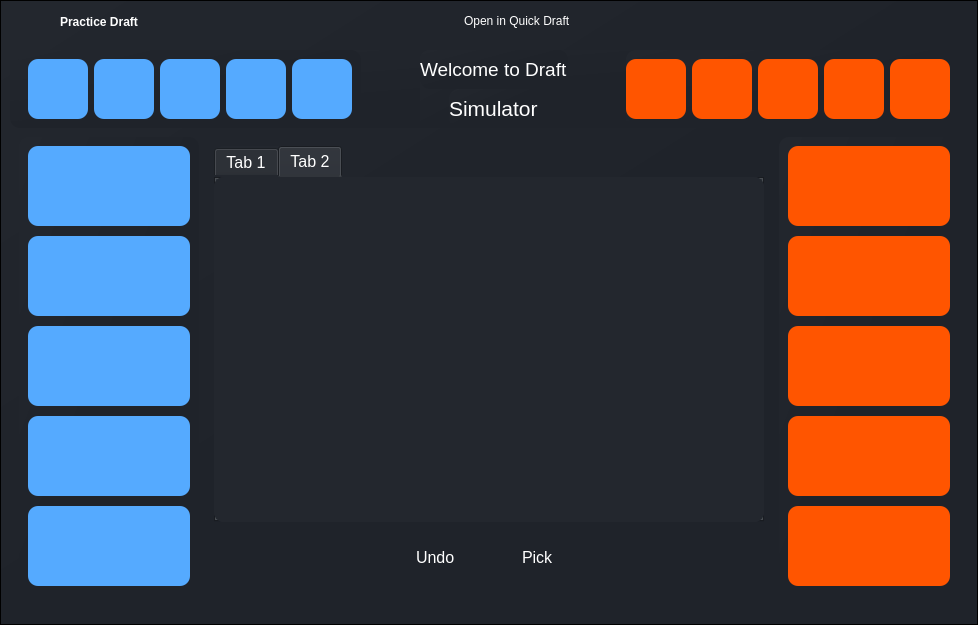
Before: the Qt Designer form ui/pages/practice_draft.ui in elian-olbz/mlbb-drafting-and-simulation-tools, drawn with Qt 5.
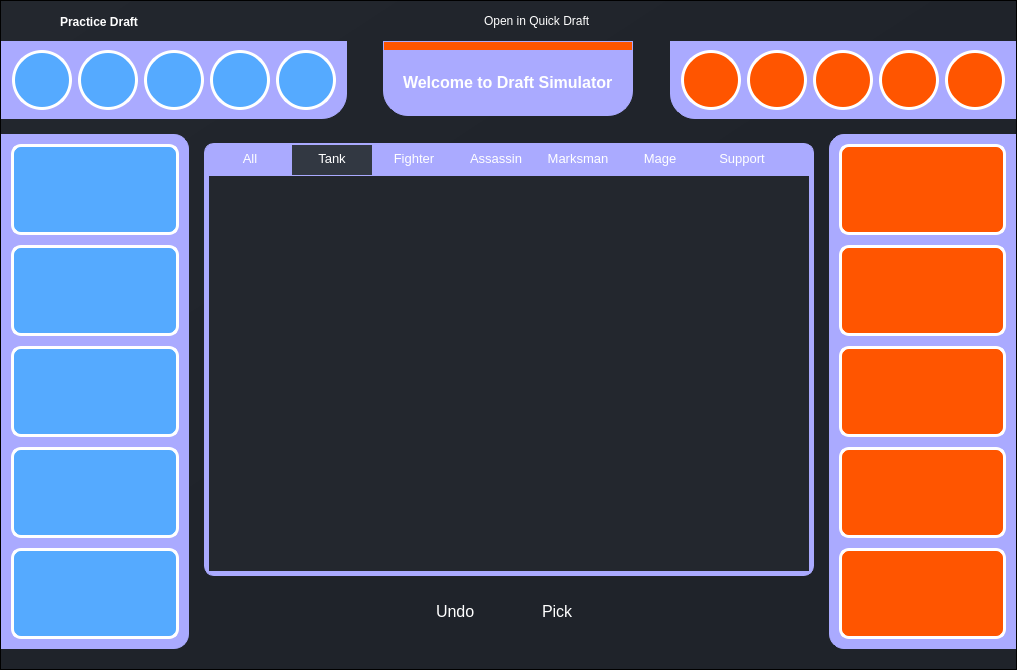
After: the same form once the commit is applied. The open tabs and pages were chosen to show the change. Icons and pictures are not drawn.

Commit message: set round edge for windows if not maximized, minor changes to ui of other pages

Patch:
```diff
--- a/ui/pages/practice_draft.ui
+++ b/ui/pages/practice_draft.ui
@@ -6,8 +6,8 @@
    <rect>
     <x>0</x>
     <y>0</y>
-    <width>978</width>
-    <height>625</height>
+    <width>1017</width>
+    <height>670</height>
    </rect>
   </property>
   <property name="windowTitle">
@@ -66,6 +66,7 @@
          <property name="styleSheet">
           <string notr="true">*{
 border:none;
+border-radius: 0px;
 background-color:transparent;
 background:transparent;
 padding:0;
@@ -77,9 +78,7 @@
 padding: 5px 10px;
 border-top-left-radius: 10px;
 border-bottom-left-radius: 10px;
-}
-
-</string>
+}</string>
          </property>
          <property name="frameShape">
           <enum>QFrame::StyledPanel</enum>
@@ -431,7 +430,13 @@
           <item>
            <widget class="QFrame" name="frame_2">
             <property name="styleSheet">
-             <string notr="true">background-color: none;</string>
+             <string notr="true">QFrame #frame_2{
+background-color: none;
+border-top-left-radius: 0px;
+border-bottom-left-radius: 10px;
+border-top-right-radius: 0px;
+border-bottom-right-radius: 10px;
+}</string>
             </property>
             <property name="frameShape">
              <enum>QFrame::StyledPanel</enum>
@@ -521,6 +526,18 @@
                       <enum>QFrame::Raised</enum>
                      </property>
                      <layout class="QVBoxLayout" name="verticalLayout_10">
+                      <property name="leftMargin">
+                       <number>0</number>
+                      </property>
+                      <property name="topMargin">
+                       <number>0</number>
+                      </property>
+                      <property name="rightMargin">
+                       <number>0</number>
+                      </property>
+                      <property name="bottomMargin">
+                       <number>0</number>
+                      </property>
                       <item>
                        <widget class="QWidget" name="main_container" native="true">
                         <property name="styleSheet">
@@ -575,8 +592,7 @@
                                </size>
                               </property>
                               <property name="styleSheet">
-                               <string notr="true">background-color: qlineargradient(spread:pad, x1:0, y1:0, x2:1, y2:1, stop:0 rgba(35, 39, 46, 1), stop:0.521368 rgba(31, 35, 42, 1));
-border-radius: 10px;</string>
+                               <string notr="true"/>
                               </property>
                               <property name="frameShape">
                                <enum>QFrame::StyledPanel</enum>
@@ -588,11 +604,14 @@
                                <property name="spacing">
                                 <number>6</number>
                                </property>
+                               <property name="leftMargin">
+                                <number>0</number>
+                               </property>
                                <property name="topMargin">
                                 <number>0</number>
                                </property>
                                <property name="rightMargin">
-                                <number>9</number>
+                                <number>0</number>
                                </property>
                                <property name="bottomMargin">
                                 <number>0</number>
@@ -605,6 +624,16 @@
                                    <height>0</height>
                                   </size>
                                  </property>
+                                 <property name="styleSheet">
+                                  <string notr="true">QFrame #blue_ban_frame{
+border: 1px solid rgb(170, 170, 255);
+background-color: rgb(170, 170, 255);
+border-top-left-radius: 0px;
+border-bottom-left-radius: 0px;
+border-top-right-radius: 0px;
+border-bottom-right-radius: 25px;
+}</string>
+                                 </property>
                                  <property name="frameShape">
                                   <enum>QFrame::StyledPanel</enum>
                                  </property>
@@ -612,6 +641,18 @@
                                   <enum>QFrame::Raised</enum>
                                  </property>
                                  <layout class="QHBoxLayout" name="horizontalLayout_6">
+                                  <property name="leftMargin">
+                                   <number>10</number>
+                                  </property>
+                                  <property name="topMargin">
+                                   <number>8</number>
+                                  </property>
+                                  <property name="rightMargin">
+                                   <number>10</number>
+                                  </property>
+                                  <property name="bottomMargin">
+                                   <number>8</number>
+                                  </property>
                                   <item>
                                    <widget class="QLabel" name="blue_ban1">
                                     <property name="sizePolicy">
@@ -633,11 +674,16 @@
                                      </size>
                                     </property>
                                     <property name="styleSheet">
-                                     <string notr="true">background-color: rgb(85, 170, 255);</string>
+                                     <string notr="true">background-color: rgb(85, 170, 255);
+border-radius: 30px; border: 3px solid;
+border-color:rgb(255, 255, 255);</string>
                                     </property>
                                     <property name="text">
                                      <string/>
                                     </property>
+                                    <property name="scaledContents">
+                                     <bool>true</bool>
+                                    </property>
                                     <property name="alignment">
                                      <set>Qt::AlignCenter</set>
                                     </property>
@@ -664,11 +710,16 @@
                                      </size>
                                     </property>
                                     <property name="styleSheet">
-                                     <string notr="true">background-color: rgb(85, 170, 255);</string>
+                                     <string notr="true">background-color: rgb(85, 170, 255);
+border-radius: 30px; border: 3px solid;
+border-color:rgb(255, 255, 255);</string>
                                     </property>
                                     <property name="text">
                                      <string/>
                                     </property>
+                                    <property name="scaledContents">
+                                     <bool>true</bool>
+                                    </property>
                                     <property name="alignment">
                                      <set>Qt::AlignCenter</set>
                                     </property>
@@ -695,11 +746,16 @@
                                      </size>
                                     </property>
                                     <property name="styleSheet">
-                                     <string notr="true">background-color: rgb(85, 170, 255);</string>
+                                     <string notr="true">background-color: rgb(85, 170, 255);
+border-radius: 30px; border: 3px solid;
+border-color:rgb(255, 255, 255);</string>
                                     </property>
                                     <property name="text">
                                      <string/>
                                     </property>
+                                    <property name="scaledContents">
+                                     <bool>true</bool>
+                                    </property>
                                     <property name="alignment">
                                      <set>Qt::AlignCenter</set>
                                     </property>
@@ -726,11 +782,16 @@
                                      </size>
                                     </property>
                                     <property name="styleSheet">
-                                     <string notr="true">background-color: rgb(85, 170, 255);</string>
+                                     <string notr="true">background-color: rgb(85, 170, 255);
+border-radius: 30px; border: 3px solid;
+border-color:rgb(255, 255, 255);</string>
                                     </property>
                                     <property name="text">
                                      <string/>
                                     </property>
+                                    <property name="scaledContents">
+                                     <bool>true</bool>
+                                    </property>
                                     <property name="alignment">
                                      <set>Qt::AlignCenter</set>
                                     </property>
@@ -757,11 +818,16 @@
                                      </size>
                                     </property>
                                     <property name="styleSheet">
-                                     <string notr="true">background-color: rgb(85, 170, 255);</string>
+                                     <string notr="true">background-color: rgb(85, 170, 255);
+border-radius: 30px; border: 3px solid;
+border-color:rgb(255, 255, 255);</string>
                                     </property>
                                     <property name="text">
                                      <string/>
                                     </property>
+                                    <property name="scaledContents">
+                                     <bool>true</bool>
+                                    </property>
                                     <property name="alignment">
                                      <set>Qt::AlignCenter</set>
                                     </property>
@@ -783,7 +849,7 @@
                                  </property>
                                 </spacer>
                                </item>
-                               <item>
+                               <item alignment="Qt::AlignHCenter|Qt::AlignTop">
                                 <widget class="QFrame" name="welcome_frame">
                                  <property name="sizePolicy">
                                   <sizepolicy hsizetype="Fixed" vsizetype="Preferred">
@@ -793,16 +859,26 @@
                                  </property>
                                  <property name="minimumSize">
                                   <size>
-                                   <width>0</width>
-                                   <height>50</height>
+                                   <width>250</width>
+                                   <height>75</height>
                                   </size>
                                  </property>
                                  <property name="maximumSize">
                                   <size>
-                                   <width>200</width>
+                                   <width>16777215</width>
                                    <height>16777215</height>
                                   </size>
                                  </property>
+                                 <property name="styleSheet">
+                                  <string notr="true">QFrame #welcome_frame{
+border: 1px solid rgb(170, 170, 255);
+background-color: rgb(170, 170, 255);
+border-top-left-radius: 0px;
+border-bottom-left-radius: 25px;
+border-top-right-radius: 0px;
+border-bottom-right-radius: 25px;
+}</string>
+                                 </property>
                                  <property name="frameShape">
                                   <enum>QFrame::StyledPanel</enum>
                                  </property>
@@ -826,26 +902,38 @@
                                    <number>0</number>
                                   </property>
                                   <item>
+                                   <widget class="QFrame" name="frame">
+                                    <property name="maximumSize">
+                                     <size>
+                                      <width>16777215</width>
+                                      <height>8</height>
+                                     </size>
+                                    </property>
+                                    <property name="styleSheet">
+                                     <string notr="true">background-color: rgb(255, 85, 0);
+border-radius: 0px; 
+</string>
+                                    </property>
+                                    <property name="frameShape">
+                                     <enum>QFrame::StyledPanel</enum>
+                                    </property>
+                                    <property name="frameShadow">
+                                     <enum>QFrame::Raised</enum>
+                                    </property>
+                                   </widget>
+                                  </item>
+                                  <item alignment="Qt::AlignHCenter|Qt::AlignVCenter">
                                    <widget class="QLabel" name="top_label1">
                                     <property name="font">
                                      <font>
                                       <pointsize>14</pointsize>
                                      </font>
                                     </property>
-                                    <property name="text">
-                                     <string>Welcome to Draft</string>
+                                    <property name="styleSheet">
+                                     <string notr="true">background-color: transparent;</string>
                                     </property>
-                                   </widget>
-                                  </item>
-                                  <item alignment="Qt::AlignHCenter">
-                                   <widget class="QLabel" name="top_label2">
-                                    <property name="font">
-                                     <font>
-                                      <pointsize>16</pointsize>
-                                     </font>
-                                    </property>
                                     <property name="text">
-                                     <string>Simulator</string>
+                                     <string>&lt;html&gt;&lt;head/&gt;&lt;body&gt;&lt;p&gt;&lt;span style=&quot; font-size:12pt; font-weight:700;&quot;&gt;Welcome to Draft Simulator&lt;/span&gt;&lt;/p&gt;&lt;/body&gt;&lt;/html&gt;</string>
                                     </property>
                                    </widget>
                                   </item>
@@ -873,6 +961,16 @@
                                    <height>0</height>
                                   </size>
                                  </property>
+                                 <property name="styleSheet">
+                                  <string notr="true">QFrame #red_ban_frame{
+border: 1px solid rgb(170, 170, 255);
+background-color: rgb(170, 170, 255);
+border-top-left-radius: 0px;
+border-bottom-left-radius: 25px;
+border-top-right-radius: 0px;
+border-bottom-right-radius: 0px;
+}</string>
+                                 </property>
                                  <property name="frameShape">
                                   <enum>QFrame::StyledPanel</enum>
                                  </property>
@@ -881,13 +979,16 @@
                                  </property>
                                  <layout class="QHBoxLayout" name="horizontalLayout_12">
                                   <property name="leftMargin">
-                                   <number>0</number>
+                                   <number>10</number>
                                   </property>
                                   <property name="topMargin">
-                                   <number>0</number>
+                                   <number>8</number>
+                                  </property>
+                                  <property name="rightMargin">
+                                   <number>10</number>
                                   </property>
                                   <property name="bottomMargin">
-                                   <number>0</number>
+                                   <number>8</number>
                                   </property>
                                   <item>
                                    <widget class="QLabel" name="red_ban1">
@@ -910,11 +1011,16 @@
                                      </size>
                                     </property>
                                     <property name="styleSheet">
-                                     <string notr="true">background-color: rgb(255, 85, 0);</string>
+                                     <string notr="true">background-color: rgb(255, 85, 0);
+border-radius: 30px; border: 3px solid;
+border-color:rgb(255, 255, 255);</string>
                                     </property>
                                     <property name="text">
                                      <string/>
                                     </property>
+                                    <property name="scaledContents">
+                                     <bool>true</bool>
+                                    </property>
                                     <property name="alignment">
                                      <set>Qt::AlignCenter</set>
                                     </property>
@@ -941,11 +1047,16 @@
                                      </size>
                                     </property>
                                     <property name="styleSheet">
-                                     <string notr="true">background-color: rgb(255, 85, 0);</string>
+                                     <string notr="true">background-color: rgb(255, 85, 0);
+border-radius: 30px; border: 3px solid;
+border-color:rgb(255, 255, 255);</string>
                                     </property>
                                     <property name="text">
                                      <string/>
                                     </property>
+                                    <property name="scaledContents">
+                                     <bool>true</bool>
+                                    </property>
                                     <property name="alignment">
                                      <set>Qt::AlignCenter</set>
                                     </property>
@@ -972,11 +1083,16 @@
                                      </size>
                                     </property>
                                     <property name="styleSheet">
-                                     <string notr="true">background-color: rgb(255, 85, 0);</string>
+                                     <string notr="true">background-color: rgb(255, 85, 0);
+border-radius: 30px; border: 3px solid;
+border-color:rgb(255, 255, 255);</string>
                                     </property>
                                     <property name="text">
                                      <string/>
                                     </property>
+                                    <property name="scaledContents">
+                                     <bool>true</bool>
+                                    </property>
                                     <property name="alignment">
                                      <set>Qt::AlignCenter</set>
                                     </property>
@@ -1003,11 +1119,16 @@
                                      </size>
                                     </property>
                                     <property name="styleSheet">
-                                     <string notr="true">background-color: rgb(255, 85, 0);</string>
+                                     <string notr="true">background-color: rgb(255, 85, 0);
+border-radius: 30px; border: 3px solid;
+border-color:rgb(255, 255, 255);</string>
                                     </property>
                                     <property name="text">
                                      <string/>
                                     </property>
+                                    <property name="scaledContents">
+                                     <bool>true</bool>
+                                    </property>
                                     <property name="alignment">
                                      <set>Qt::AlignCenter</set>
                                     </property>
@@ -1034,11 +1155,16 @@
                                      </size>
                                     </property>
                                     <property name="styleSheet">
-                                     <string notr="true">background-color: rgb(255, 85, 0);</string>
+                                     <string notr="true">background-color: rgb(255, 85, 0);
+border-radius: 30px; border: 3px solid;
+border-color:rgb(255, 255, 255);</string>
                                     </property>
                                     <property name="text">
                                      <string/>
                                     </property>
+                                    <property name="scaledContents">
+                                     <bool>true</bool>
+                                    </property>
                                     <property name="alignment">
                                      <set>Qt::AlignCenter</set>
                                     </property>
@@ -1062,6 +1188,15 @@
                                <enum>QFrame::Raised</enum>
                               </property>
                               <layout class="QHBoxLayout" name="horizontalLayout_14">
+                               <property name="leftMargin">
+                                <number>0</number>
+                               </property>
+                               <property name="topMargin">
+                                <number>15</number>
+                               </property>
+                               <property name="rightMargin">
+                                <number>0</number>
+                               </property>
                                <property name="bottomMargin">
                                 <number>0</number>
                                </property>
@@ -1091,8 +1226,14 @@
                                   </font>
                                  </property>
                                  <property name="styleSheet">
-                                  <string notr="true">background-color: qlineargradient(spread:pad, x1:0, y1:0, x2:1, y2:1, stop:0 rgba(35, 39, 46, 1), stop:0.521368 rgba(31, 35, 42, 1));
-border-radius: 10px;</string>
+                                  <string notr="true">QFrame #blue_pick_frame{
+border: 1px solid rgb(170, 170, 255);
+background-color: rgb(170, 170, 255);
+border-top-left-radius: 0px;
+border-bottom-left-radius: 0px;
+border-top-right-radius: 15px;
+border-bottom-right-radius: 15px;
+}</string>
                                  </property>
                                  <property name="frameShape">
                                   <enum>QFrame::StyledPanel</enum>
@@ -1113,7 +1254,9 @@
                                      </size>
                                     </property>
                                     <property name="styleSheet">
-                                     <string notr="true">background-color: rgb(85, 170, 255);</string>
+                                     <string notr="true">background-color: rgb(85, 170, 255);
+border-radius: 10px; border: 3px solid;
+border-color:rgb(255, 255, 255);</string>
                                     </property>
                                     <property name="text">
                                      <string/>
@@ -1135,7 +1278,9 @@
                                      </size>
                                     </property>
                                     <property name="styleSheet">
-                                     <string notr="true">background-color: rgb(85, 170, 255);</string>
+                                     <string notr="true">background-color: rgb(85, 170, 255);
+border-radius: 10px; border: 3px solid;
+border-color:rgb(255, 255, 255);</string>
                                     </property>
                                     <property name="text">
                                      <string/>
@@ -1157,7 +1302,9 @@
                                      </size>
                                     </property>
                                     <property name="styleSheet">
-                                     <string notr="true">background-color: rgb(85, 170, 255);</string>
+                                     <string notr="true">background-color: rgb(85, 170, 255);
+border-radius: 10px; border: 3px solid;
+border-color:rgb(255, 255, 255);</string>
                                     </property>
                                     <property name="text">
                                      <string/>
@@ -1179,7 +1326,9 @@
                                      </size>
                                     </property>
                                     <property name="styleSheet">
-                                     <string notr="true">background-color: rgb(85, 170, 255);</string>
+                                     <string notr="true">background-color: rgb(85, 170, 255);
+border-radius: 10px; border: 3px solid;
+border-color:rgb(255, 255, 255);</string>
                                     </property>
                                     <property name="text">
                                      <string/>
@@ -1201,7 +1350,9 @@
                                      </size>
                                     </property>
                                     <property name="styleSheet">
-                                     <string notr="true">background-color: rgb(85, 170, 255);</string>
+                                     <string notr="true">background-color: rgb(85, 170, 255);
+border-radius: 10px; border: 3px solid;
+border-color:rgb(255, 255, 255);</string>
                                     </property>
                                     <property name="text">
                                      <string/>
@@ -1237,35 +1388,167 @@
                                  </property>
                                  <layout class="QVBoxLayout" name="verticalLayout_8">
                                   <item>
-                                   <widget class="QTabWidget" name="hero_tab">
-                                    <property name="minimumSize">
-                                     <size>
-                                      <width>550</width>
-                                      <height>350</height>
-                                     </size>
-                                    </property>
-                                    <property name="font">
-                                     <font>
-                                      <pointsize>12</pointsize>
-                                     </font>
-                                    </property>
+                                   <widget class="QFrame" name="tab_frame">
                                     <property name="styleSheet">
-                                     <string notr="true">background-color: rgb(35, 39, 46);
+                                     <string notr="true">QFrame #tab_frame{
+border: 1px solid rgb(170, 170, 255);
+background-color: rgb(170, 170, 255);
+border-top-left-radius: 10px;
+border-bottom-left-radius: 10px;
+border-top-right-radius: 10px;
+border-bottom-right-radius: 10px;
+}
 </string>
                                     </property>
-                                    <property name="currentIndex">
-                                     <number>1</number>
+                                    <property name="frameShape">
+                                     <enum>QFrame::StyledPanel</enum>
                                     </property>
-                                    <widget class="QWidget" name="tab">
-                                     <attribute name="title">
-                                      <string>Tab 1</string>
-                                     </attribute>
-                                    </widget>
-                                    <widget class="QWidget" name="tab_2">
-                                     <attribute name="title">
-                                      <string>Tab 2</string>
-                                     </attribute>
-                                    </widget>
+                                    <property name="frameShadow">
+                                     <enum>QFrame::Raised</enum>
+                                    </property>
+                                    <layout class="QVBoxLayout" name="verticalLayout_11">
+                                     <property name="leftMargin">
+                                      <number>4</number>
+                                     </property>
+                                     <property name="topMargin">
+                                      <number>0</number>
+                                     </property>
+                                     <property name="rightMargin">
+                                      <number>4</number>
+                                     </property>
+                                     <property name="bottomMargin">
+                                      <number>4</number>
+                                     </property>
+                                     <item>
+                                      <widget class="QTabWidget" name="hero_tab">
+                                       <property name="minimumSize">
+                                        <size>
+                                         <width>600</width>
+                                         <height>350</height>
+                                        </size>
+                                       </property>
+                                       <property name="font">
+                                        <font>
+                                         <pointsize>12</pointsize>
+                                        </font>
+                                       </property>
+                                       <property name="styleSheet">
+                                        <string notr="true">*{
+background-color: rgb(35, 39, 46);
+border-radius: 0px;
+}
+
+QTabBar::tab {
+    /* Set the background color of each tab */
+   background-color: rgb(170, 170, 255);
+    /* Set the color of the tab title text */
+    color: #ffffff;
+    /* Set the padding around each tab */
+    padding:4 px 8px;
+    /* Set a minimum and maximum width for all tabs to equally divide the available space */
+    min-width: 80px;
+    max-width: 100px;
+    height: 18px;
+    font-size: 13px; 
+    font-family: 'Segoe UI' ;
+	 border: 1px solid rgb(170, 170, 255);
+	border-top-left-radius: 0px;
+	border-bottom-left-radius: 0px;
+	border-top-right-radius: 0px;
+	border-bottom-right-radius: 0px;
+}
+
+QTabBar::tab:selected, QTabBar::tab:hover {
+    /* Set the background color of the selected/hovered tab */
+    background-color: #323842; /* Darker accent color */
+}
+
+/* Tab content area styles */
+QTabWidget::pane {
+    /* Set the background color of the tab content area */
+    background-color: rgb(35, 39, 46);
+}
+
+QScrollBar:vertical {
+	border: none;
+    background: rgb(52, 59, 72);
+    width: 12px;
+    margin: 15px 0 15px 0;
+	 border-radius: 0px;
+ }
+ QScrollBar::handle:vertical {	
+	background: rgb(189, 147, 249);
+    min-height: 25px;
+	border-radius: 4px
+ }
+ QScrollBar::add-line:vertical {
+     border: none;
+    background: rgb(55, 63, 77);
+     height: 20px;
+	border-bottom-left-radius: 4px;
+    border-bottom-right-radius: 4px;
+     subcontrol-position: bottom;
+     subcontrol-origin: margin;
+ }
+ QScrollBar::sub-line:vertical {
+	border: none;
+    background: rgb(55, 63, 77);
+     height: 20px;
+	border-top-left-radius: 4px;
+    border-top-right-radius: 4px;
+     subcontrol-position: top;
+     subcontrol-origin: margin;
+ }
+ QScrollBar::up-arrow:vertical, QScrollBar::down-arrow:vertical {
+     background: none;
+ }
+
+ QScrollBar::add-page:vertical, QScrollBar::sub-page:vertical {
+     background: none;
+ }
+</string>
+                                       </property>
+                                       <property name="currentIndex">
+                                        <number>3</number>
+                                       </property>
+                                       <widget class="QWidget" name="tab">
+                                        <attribute name="title">
+                                         <string>All</string>
+                                        </attribute>
+                                       </widget>
+                                       <widget class="QWidget" name="tab_2">
+                                        <attribute name="title">
+                                         <string>Tank</string>
+                                        </attribute>
+                                       </widget>
+                                       <widget class="QWidget" name="tab_3">
+                                        <attribute name="title">
+                                         <string>Fighter</string>
+                                        </attribute>
+                                       </widget>
+                                       <widget class="QWidget" name="tab_4">
+                                        <attribute name="title">
+                                         <string>Assassin</string>
+                                        </attribute>
+                                       </widget>
+                                       <widget class="QWidget" name="tab_6">
+                                        <attribute name="title">
+                                         <string>Marksman</string>
+                                        </attribute>
+                                       </widget>
+                                       <widget class="QWidget" name="tab_5">
+                                        <attribute name="title">
+                                         <string>Mage</string>
+                                        </attribute>
+                                       </widget>
+                                       <widget class="QWidget" name="tab_7">
+                                        <attribute name="title">
+                                         <string>Support</string>
+                                        </attribute>
+                                       </widget>
+                                      </widget>
+                                     </item>
+                                    </layout>
                                    </widget>
                                   </item>
                                   <item alignment="Qt::AlignHCenter">
@@ -1373,8 +1656,14 @@
                                   </font>
                                  </property>
                                  <property name="styleSheet">
-                                  <string notr="true">background-color: qlineargradient(spread:pad, x1:0, y1:0, x2:1, y2:1, stop:0 rgba(35, 39, 46, 1), stop:0.521368 rgba(31, 35, 42, 1));
-border-radius: 10px;</string>
+                                  <string notr="true">QFrame #red_pick_frame{
+border: 1px solid rgb(170, 170, 255);
+background-color: rgb(170, 170, 255);
+border-top-left-radius: 15px;
+border-bottom-left-radius: 15px;
+border-top-right-radius: 0px;
+border-bottom-right-radius: 0px;
+}</string>
                                  </property>
                                  <property name="frameShape">
                                   <enum>QFrame::StyledPanel</enum>
@@ -1395,7 +1684,9 @@
                                      </size>
                                     </property>
                                     <property name="styleSheet">
-                                     <string notr="true">background-color: rgb(255, 85, 0);</string>
+                                     <string notr="true">background-color: rgb(255, 85, 0);
+border-radius: 10px; border: 3px solid;
+border-color:rgb(255, 255, 255);</string>
                                     </property>
                                     <property name="text">
                                      <string/>
@@ -1417,7 +1708,9 @@
                                      </size>
                                     </property>
                                     <property name="styleSheet">
-                                     <string notr="true">background-color: rgb(255, 85, 0);</string>
+                                     <string notr="true">background-color: rgb(255, 85, 0);
+border-radius: 10px; border: 3px solid;
+border-color:rgb(255, 255, 255);</string>
                                     </property>
                                     <property name="text">
                                      <string/>
@@ -1439,7 +1732,9 @@
                                      </size>
                                     </property>
                                     <property name="styleSheet">
-                                     <string notr="true">background-color: rgb(255, 85, 0);</string>
+                                     <string notr="true">background-color: rgb(255, 85, 0);
+border-radius: 10px; border: 3px solid;
+border-color:rgb(255, 255, 255);</string>
                                     </property>
                                     <property name="text">
                                      <string/>
@@ -1461,7 +1756,9 @@
                                      </size>
                                     </property>
                                     <property name="styleSheet">
-                                     <string notr="true">background-color: rgb(255, 85, 0);</string>
+                                     <string notr="true">background-color: rgb(255, 85, 0);
+border-radius: 10px; border: 3px solid;
+border-color:rgb(255, 255, 255);</string>
                                     </property>
                                     <property name="text">
                                      <string/>
@@ -1483,7 +1780,9 @@
                                      </size>
                                     </property>
                                     <property name="styleSheet">
-                                     <string notr="true">background-color: rgb(255, 85, 0);</string>
+                                     <string notr="true">background-color: rgb(255, 85, 0);
+border-radius: 10px; border: 3px solid;
+border-color:rgb(255, 255, 255);</string>
                                     </property>
                                     <property name="text">
                                      <string/>
@@ -1520,7 +1819,13 @@
                       </size>
                      </property>
                      <property name="styleSheet">
-                      <string notr="true">background-color:#1f232a;</string>
+                      <string notr="true">QFrame #grip{
+background-color:#1f232a;
+border-top-left-radius: 0px;
+border-bottom-left-radius: 10px;
+border-top-right-radius: 0px;
+border-bottom-right-radius: 10px;
+}</string>
                      </property>
                      <property name="frameShape">
                       <enum>QFrame::NoFrame</enum>
```
The commit also changes 9 other files.
